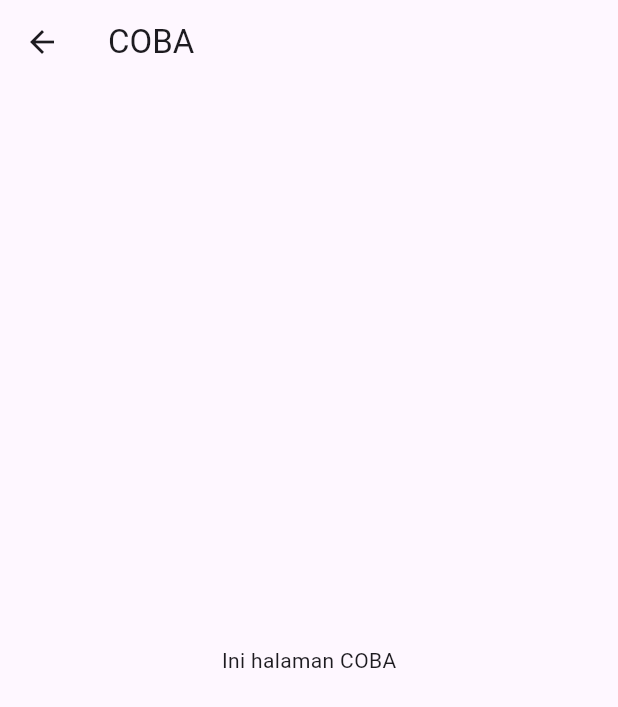
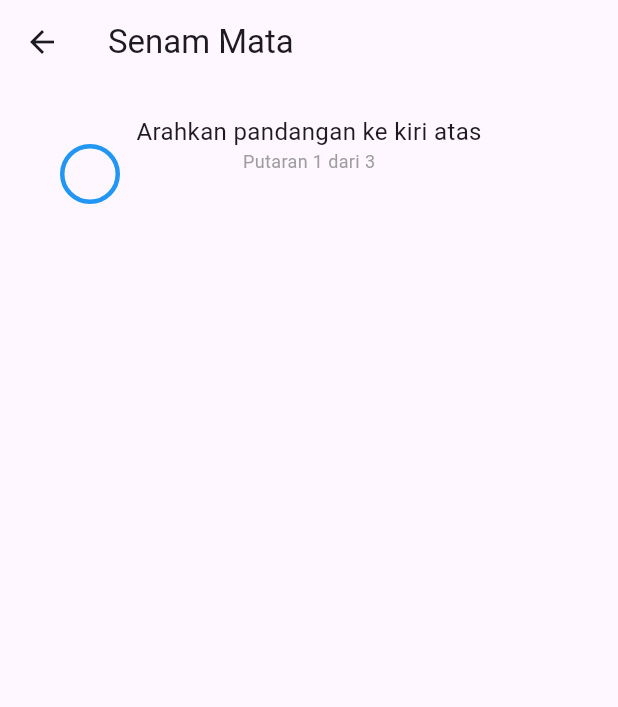
Before and after one commit to mataminus-capstone/final_layout_jagamata, a Flutter app: the TreatmentPage screen opened by its route, after a tap on "Senam Mata", on a phone screen of 412 x 824 dp. Shown: the top 707 px of the screen. Run offline on Flutter 3.47's test engine with Material 3 defaults, Android fonts, the phone set to English and light mode, and no system bars; our stand-ins replace camera, firebase_auth, firebase_core, google_sign_in, image_picker; accounts and stored records are empty.

Commit message:
Update : Fitur Treatment (Senam Mata)

```diff
--- /dev/null
+++ b/lib/controllers/eye_exercise_controller.dart
@@ -0,0 +1,50 @@
+import 'dart:async';
+import 'package:flutter/material.dart';
+
+class EyeExerciseController {
+  int currentIndex = 0;
+  int currentLoop = 1;
+  final int maxLoop = 3;
+
+  Timer? timer;
+
+  final List<Alignment> positions = [
+    Alignment.topLeft,
+    Alignment.topRight,
+    Alignment.bottomRight,
+    Alignment.bottomLeft,
+    Alignment.center,
+  ];
+
+  final List<String> instructions = [
+    "Arahkan pandangan ke kiri atas",
+    "Arahkan pandangan ke kanan atas",
+    "Arahkan pandangan ke kanan bawah",
+    "Arahkan pandangan ke kiri bawah",
+    "Fokuskan pandangan ke tengah",
+  ];
+
+  bool get isFinished => currentLoop > maxLoop;
+
+  void start(VoidCallback onUpdate) {
+    timer = Timer.periodic(const Duration(seconds: 2), (_) {
+      if (isFinished) {
+        stop();
+        return;
+      }
+
+      currentIndex++;
+
+      if (currentIndex >= positions.length) {
+        currentIndex = 0;
+        currentLoop++;
+      }
+
+      onUpdate();
+    });
+  }
+
+  void stop() {
+    timer?.cancel();
+  }
+}
--- a/lib/main.dart
+++ b/lib/main.dart
@@ -14,6 +14,8 @@ import 'package:jagamata/pages/registerpage.dart';
 import 'package:jagamata/pages/notifikasi.dart';
 import 'package:jagamata/pages/rekomendasi/klinik.dart';
 import 'package:jagamata/pages/rekomendasi/rekomendasi.dart';
+import 'package:jagamata/pages/treatment/eye_exercise_page.dart';
+import 'package:jagamata/pages/treatment/senam_mata.dart';
 import 'package:jagamata/pages/treatment/treatment.dart';
 
 void main() async {
@@ -31,6 +33,7 @@ class JagaMata extends StatelessWidget {
       debugShowCheckedModeBanner: false,
       home: RegisterPage(),
       routes: {
+        '/register': (context) => RegisterPage(),
         '/login': (context) => LoginPage(),
         '/home': (context) => Homopage(),
         '/notif': (context) => Notifikasi(),
@@ -44,6 +47,8 @@ class JagaMata extends StatelessWidget {
         '/artikel': (context) => Artikel(),
         '/eyeExercise': (context) => Coba(),
         '/profil1': (context) => Profil1(),
+        '/senammata': (context) => SenamMata(),
+        '/senameyes': (context) => EyeExercisePage()
       },
     );
   }
--- a/lib/pages/profil/profil1.dart
+++ b/lib/pages/profil/profil1.dart
@@ -381,9 +381,10 @@ class _Profil1State extends State<Profil1> {
               margin: EdgeInsets.only(top: 950, bottom: 20),
               padding: EdgeInsets.only(left: 20),
               width: MediaQuery.of(context).size.width * 0.8,
-
               child: ElevatedButton.icon(
-                onPressed: () {},
+                onPressed: () {
+                  Navigator.pushNamed(context, '/login');
+                },
                 icon: Icon(Icons.logout_rounded, color: Colors.white),
                 label: Text("Logout", style: TextStyle(color: Colors.white)),
                 style: ElevatedButton.styleFrom(
--- a/lib/pages/profil/profile.dart
+++ b/lib/pages/profil/profile.dart
@@ -1,5 +1,4 @@
 import 'dart:math';
-
 import 'package:flutter/material.dart';
 
 class Profil extends StatefulWidget {
--- /dev/null
+++ b/lib/pages/treatment/eye_exercise_page.dart
@@ -0,0 +1,78 @@
+import 'package:flutter/material.dart';
+import 'package:jagamata/controllers/eye_exercise_controller.dart';
+import 'package:jagamata/widgets/exercise_circle.dart';
+
+class EyeExercisePage extends StatefulWidget {
+  const EyeExercisePage({super.key});
+
+  @override
+  State<EyeExercisePage> createState() => _EyeExercisePageState();
+}
+
+class _EyeExercisePageState extends State<EyeExercisePage> {
+  final EyeExerciseController controller = EyeExerciseController();
+
+  @override
+  void initState() {
+    super.initState();
+    controller.start(() {
+      setState(() {});
+    });
+  }
+
+  @override
+  void dispose() {
+    controller.stop();
+    super.dispose();
+  }
+
+  @override
+  Widget build(BuildContext context) {
+    if (controller.isFinished) {
+      return Scaffold(
+        appBar: AppBar(title: const Text("Senam Mata")),
+        body: const Center(
+          child: Text(
+            "Senam mata selesai 🎉\nSilakan istirahatkan mata Anda",
+            textAlign: TextAlign.center,
+            style: TextStyle(fontSize: 18),
+          ),
+        ),
+      );
+    }
+
+    return Scaffold(
+      appBar: AppBar(title: const Text("Senam Mata")),
+      body: Stack(
+        children: [
+          Align(
+            alignment: Alignment.topCenter,
+            child: Padding(
+              padding: const EdgeInsets.only(top: 20),
+              child: Column(
+                children: [
+                  Text(
+                    controller.instructions[controller.currentIndex],
+                    style: const TextStyle(fontSize: 16),
+                  ),
+                  Text(
+                    "Putaran ${controller.currentLoop} dari ${controller.maxLoop}",
+                    style: const TextStyle(fontSize: 12, color: Colors.grey),
+                  ),
+                ],
+              ),
+            ),
+          ),
+
+          Align(
+            alignment: controller.positions[controller.currentIndex],
+            child: const Padding(
+              padding: EdgeInsets.all(40),
+              child: ExerciseCircle(),
+            ),
+          ),
+        ],
+      ),
+    );
+  }
+}
--- a/lib/pages/treatment/treatment.dart
+++ b/lib/pages/treatment/treatment.dart
@@ -109,7 +109,7 @@ class _TreatmentPageState extends State<TreatmentPage> {
                 description: "Latihan ringan untuk membantu merilekskan mata.",
 
                 onTap: () {
-                  Navigator.pushNamed(context, '/eyeExercise');
+                  Navigator.pushNamed(context, '/senameyes');
                 },
               ),
 
--- /dev/null
+++ b/lib/widgets/exercise_circle.dart
@@ -0,0 +1,17 @@
+import 'package:flutter/material.dart';
+
+class ExerciseCircle extends StatelessWidget {
+  const ExerciseCircle({super.key});
+
+  @override
+  Widget build(BuildContext context) {
+    return Container(
+      width: 40, // ±2cm tergantung dpi
+      height: 40,
+      decoration: BoxDecoration(
+        shape: BoxShape.circle,
+        border: Border.all(color: Colors.blue, width: 3),
+      ),
+    );
+  }
+}
```
Also changed, not shown: lib/controllers/senam_mata_logic.dart (added, +56 -0 lines), lib/pages/treatment/senam_mata.dart (added, +90 -0 lines), lib/widgets/moving_dot.dart (added, +24 -0 lines), lib/services/api_service.dart (line endings or trailing spaces).
